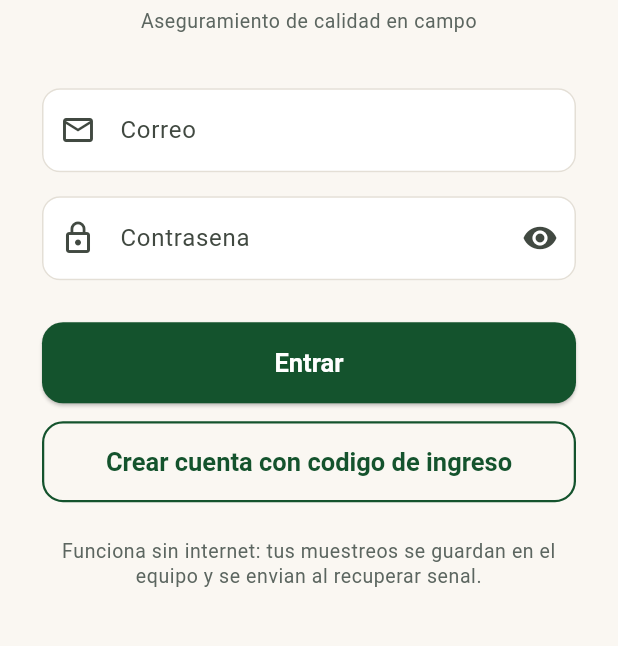
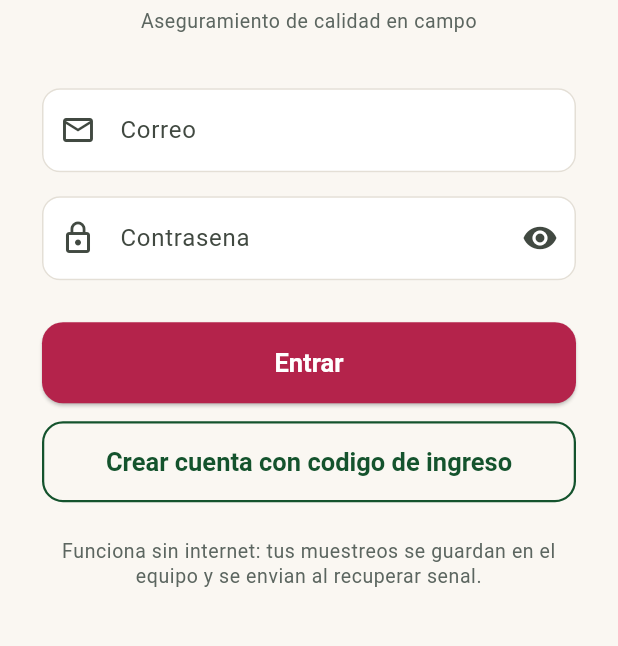
Before and after one commit to fernandacherry60-creator/Calidad-berries, a Flutter app: the screen it shows after launch, on a phone screen of 412 x 824 dp, the part 427-1073 px from its top. Run offline on Flutter 3.47's test engine with Material 3 defaults, Android fonts, the phone set to English and light mode, and no system bars; our stand-ins replace connectivity_plus, fl_chart, image_picker, share_plus, shared_preferences, sqflite and 1 more; missing offline and left inert: excel; accounts and stored records are empty; statements that could not run were skipped.

Commit message:
Actualizar colores y tarjetas del tema Flutter

```diff
--- a/lib/core/theme.dart
+++ b/lib/core/theme.dart
@@ -13,6 +13,9 @@ class AppColors {
   // Paleta principal: "huerto al amanecer".
   static const Color primary = Color(0xFF14532D); // verde hoja profundo
   static const Color primaryLight = Color(0xFF2E7D46);
+  static const Color blue = Color(0xFF2563EB);
+  static const Color orange = Color(0xFFEA580C);
+  static const Color purple = Color(0xFF7C3AED);
   static const Color berry = Color(0xFFB4234B); // frambuesa madura (accion / marca)
   static const Color surface = Color(0xFFFAF7F2); // crema calido, descansa la vista
   static const Color card = Color(0xFFFFFFFF);
@@ -88,7 +91,7 @@ ThemeData buildTheme() {
       color: AppColors.card,
       elevation: 0,
       shape: RoundedRectangleBorder(
-        borderRadius: BorderRadius.circular(14),
+        borderRadius: BorderRadius.circular(20),
         side: const BorderSide(color: AppColors.line),
       ),
       margin: EdgeInsets.zero,
@@ -116,7 +119,7 @@ ThemeData buildTheme() {
     ),
     elevatedButtonTheme: ElevatedButtonThemeData(
       style: ElevatedButton.styleFrom(
-        backgroundColor: AppColors.primary,
+        backgroundColor: AppColors.berry,
         foregroundColor: Colors.white,
         minimumSize: const Size.fromHeight(54), // objetivo tactil grande
         shape: RoundedRectangleBorder(borderRadius: BorderRadius.circular(14)),
```
